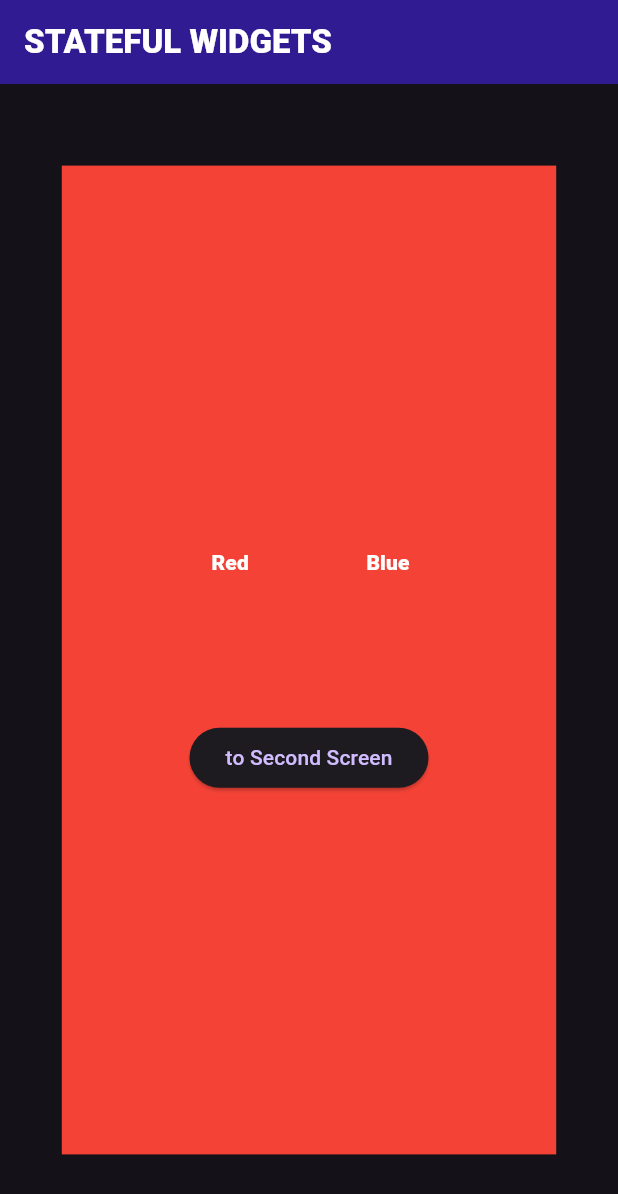
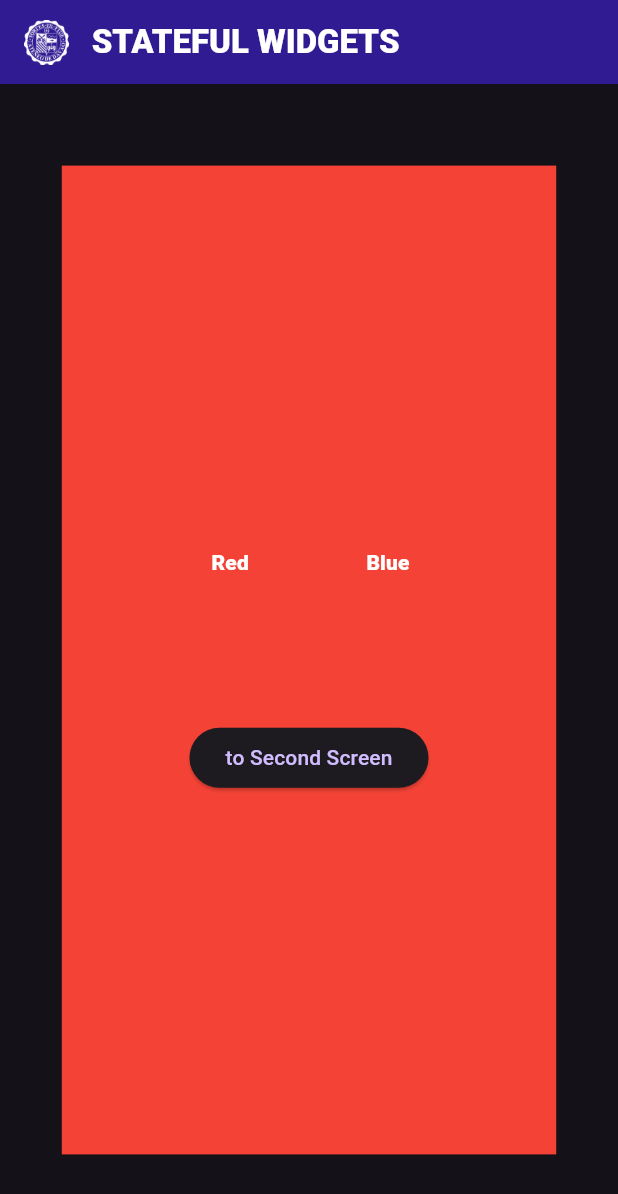
Before and after one commit to p0tatoes/flutter_stateful_widget, a Flutter app: the screen it shows after launch, on a phone screen of 412 x 824 dp. Shown: the top 1194 px of the screen. Run offline on Flutter 3.47's test engine with Material 3 defaults, Android fonts, the phone set to English and light mode, and no system bars.

Commit message:
feat: added custom appbar header widget

```diff
--- a/lib/main.dart
+++ b/lib/main.dart
@@ -1,6 +1,7 @@
 import 'package:flutter/material.dart';
 import 'package:stateful_widgets/screens/secondScreen.dart';
 import 'package:stateful_widgets/screens/thirdSceen.dart';
+import 'package:stateful_widgets/widgets/appbar_header.dart';
 
 void main() {
   runApp(const MyApp());
@@ -43,10 +44,7 @@ class _HomeScreenState extends State<HomeScreen> {
     return Scaffold(
       appBar: AppBar(
         centerTitle: false,
-        title: const Text(
-          "STATEFUL WIDGETS",
-          style: TextStyle(color: Colors.white, fontWeight: FontWeight.w900),
-        ),
+        title: const AppBarHeader(title: "stateful widgets"),
         backgroundColor: Colors.deepPurple[900],
       ),
       body: Center(
--- a/lib/screens/secondScreen.dart
+++ b/lib/screens/secondScreen.dart
@@ -1,4 +1,5 @@
 import 'package:flutter/material.dart';
+import 'package:stateful_widgets/widgets/appbar_header.dart';
 
 class SecondScreen extends StatelessWidget {
   const SecondScreen({super.key});
@@ -8,10 +9,7 @@ class SecondScreen extends StatelessWidget {
     return Scaffold(
       appBar: AppBar(
         centerTitle: false,
-        title: const Text(
-          "STATEFUL WIDGETS - SECOND SCREEN",
-          style: TextStyle(color: Colors.white, fontWeight: FontWeight.w900),
-        ),
+        title: const AppBarHeader(title: "STATEFUL WIDGETS - SECOND SCREEN"),
         backgroundColor: Colors.deepPurple[900],
       ),
       body: Center(
--- a/lib/screens/thirdSceen.dart
+++ b/lib/screens/thirdSceen.dart
@@ -1,4 +1,5 @@
 import 'package:flutter/material.dart';
+import 'package:stateful_widgets/widgets/appbar_header.dart';
 
 class ThirdScreen extends StatelessWidget {
   const ThirdScreen({super.key});
@@ -8,10 +9,7 @@ class ThirdScreen extends StatelessWidget {
     return Scaffold(
       appBar: AppBar(
         centerTitle: false,
-        title: const Text(
-          "STATEFUL WIDGETS - THIRD SCREEN",
-          style: TextStyle(color: Colors.white, fontWeight: FontWeight.w900),
-        ),
+        title: const AppBarHeader(title: "stateful widgets - third screen"),
         backgroundColor: Colors.deepPurple[900],
       ),
     );
--- /dev/null
+++ b/lib/widgets/appbar_header.dart
@@ -0,0 +1,27 @@
+import 'package:flutter/material.dart';
+
+class AppBarHeader extends StatelessWidget {
+  final String title;
+  const AppBarHeader({super.key, required this.title});
+
+  @override
+  Widget build(BuildContext context) {
+    return Row(
+      crossAxisAlignment: CrossAxisAlignment.center,
+      children: [
+        const Image(
+          image: AssetImage('assets/uni-seal-white.png'),
+          height: 30.0,
+        ),
+        const SizedBox(
+          width: 15.0,
+        ),
+        Text(
+          title.toUpperCase(),
+          style:
+              const TextStyle(color: Colors.white, fontWeight: FontWeight.w900),
+        )
+      ],
+    );
+  }
+}
--- a/pubspec.yaml
+++ b/pubspec.yaml
@@ -59,7 +59,8 @@ flutter:
   uses-material-design: true
 
   # To add assets to your application, add an assets section, like this:
-  # assets:
+  assets:
+    - assets/
   #   - images/a_dot_burr.jpeg
   #   - images/a_dot_ham.jpeg
 
```
Also changed, not shown: assets/uni-seal-white.png (added).
